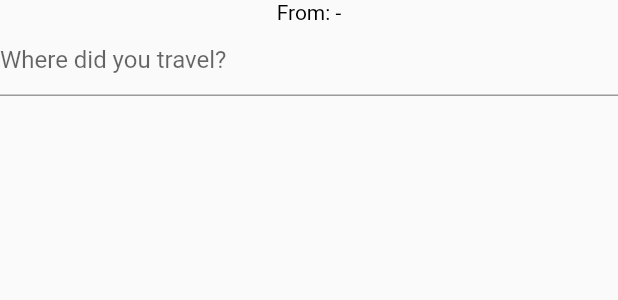
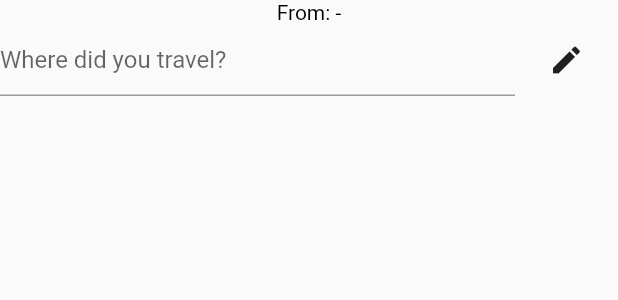
Before and after one commit to ItsMeLucifer/rioko, a Flutter app: the AddNewPlace widget shown alone on an empty page, opened directly, on a phone screen of 412 x 824 dp. Shown: the top 300 px of the screen. Run offline on Flutter 3.47's test engine with Material 2 defaults, Android fonts, the light colour scheme and no system bars; our stand-ins replace cloud_firestore, firebase_auth, firebase_core, firebase_database, flutter_map, flutter_riverpod and 4 more; missing offline and left inert: flutter_map_marker_cluster; accounts and stored records are empty.

Commit message:
Created function for adding travel place to the firestore, Minor improvements to the AddNewPlace dialog

```diff
--- a/lib/common/utilities.dart
+++ b/lib/common/utilities.dart
@@ -6,4 +6,6 @@ class Utilities {
       string == null || string == '';
   static LatLng geoPointToLatLng(GeoPoint geoPoint) =>
       LatLng(geoPoint.latitude, geoPoint.longitude);
+  static GeoPoint latLngToGeoPoint(LatLng latLng) =>
+      GeoPoint(latLng.latitude, latLng.longitude);
 }
--- a/lib/view/Map/widgets/add_new_place.dart
+++ b/lib/view/Map/widgets/add_new_place.dart
@@ -1,5 +1,7 @@
 import 'package:flutter/material.dart';
 import 'package:flutter_riverpod/flutter_riverpod.dart';
+import 'package:geocoding/geocoding.dart';
+import 'package:latlong2/latlong.dart';
 import 'package:rioko/main.dart';
 import 'package:rioko/view/components/text_field.dart';
 
@@ -26,10 +28,17 @@ class AddNewPlace extends ConsumerWidget {
             ],
           ),
         ),
-        CustomTextField(
+        Row(
+          children: [
+            Expanded(
+              flex: 5,
+              child: CustomTextField(
+                enabled: geolocationVM.position == null,
                 onSubmitted: (value) async {
                   if (value.length > 3) {
-              await geolocationVM.getLocationsFromAddress(value).then((latLng) {
+                    await geolocationVM
+                        .getLocationsFromAddress(value)
+                        .then((latLng) {
                       if (latLng != null) {
                         geolocationVM
                             .getPlacemarkFromCoordinates(latLng)
@@ -45,12 +54,29 @@ class AddNewPlace extends ConsumerWidget {
                           originCoordinates: authVM.currentUser?.home,
                           destinationCoordinates: latLng,
                         );
+                        geolocationVM.position = latLng;
                       }
                     });
                   }
                 },
-          hintText: 'Where did you travel?',
+                hintText: geolocationVM.positionPlacemark.country == null
+                    ? 'Where did you travel?'
+                    : geolocationVM.getAddressFromPlacemark(
+                        geolocationVM.positionPlacemark),
                 controller: addressController,
+              ),
+            ),
+            Expanded(
+              child: IconButton(
+                enableFeedback: geolocationVM.position != null,
+                onPressed: () {
+                  geolocationVM.position = null;
+                  geolocationVM.positionPlacemark = Placemark();
+                },
+                icon: const Icon(Icons.edit),
+              ),
+            ),
+          ],
         ),
       ],
     );
--- a/lib/view/components/text_field.dart
+++ b/lib/view/components/text_field.dart
@@ -6,6 +6,7 @@ class CustomTextField extends StatelessWidget {
   final Function(String)? onSubmitted;
   final bool obscureText;
   final String? hintText;
+  final bool? enabled;
   const CustomTextField({
     Key? key,
     required this.controller,
@@ -13,11 +14,13 @@ class CustomTextField extends StatelessWidget {
     this.obscureText = false,
     this.hintText,
     this.onSubmitted,
+    this.enabled,
   }) : super(key: key);
 
   @override
   Widget build(BuildContext context) {
     return TextFormField(
+      enabled: enabled,
       controller: controller,
       onChanged: onChanged,
       onFieldSubmitted: onSubmitted,
--- a/lib/viewmodel/geolocation/geolocation_view_model.dart
+++ b/lib/viewmodel/geolocation/geolocation_view_model.dart
@@ -8,9 +8,9 @@ import 'package:rioko/common/utilities.dart';
 import 'package:rioko/service/geolocation_service.dart';
 
 class GeolocationViewModel extends ChangeNotifier {
-  LatLng _position = LatLng(0, 0);
-  LatLng get position => _position;
-  set position(LatLng position) {
+  LatLng? _position;
+  LatLng? get position => _position;
+  set position(LatLng? position) {
     _position = position;
     notifyListeners();
   }
```
Also changed, not shown: lib/model/travel_place.dart (+15 -0 lines), lib/service/firestore_database_service.dart (+19 -0 lines), pubspec.lock, 1 other file. Lines whose indentation alone changed are shown as unchanged.
